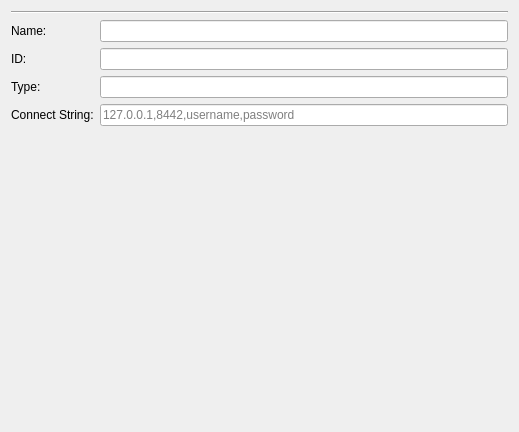
Above: src/gui/widgets/transportdetails.ui from Open-Transactions/Moneychanger before the change. Below: the same form after it.
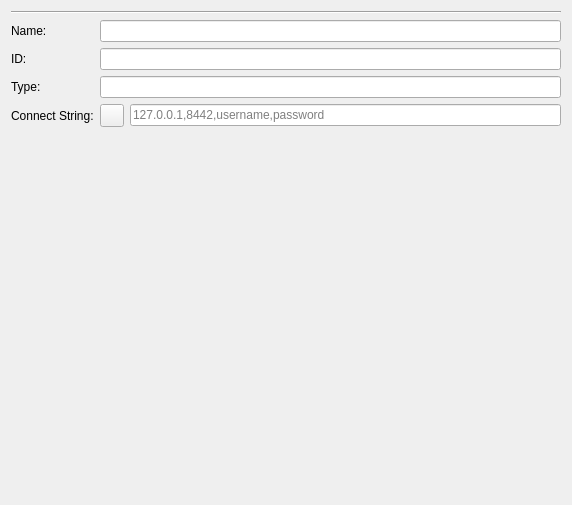
That is the form after the change. Icons and pictures are not drawn. Custom widgets are drawn as their Qt base class.

The edit to the form file:
```diff
--- a/src/gui/widgets/transportdetails.ui
+++ b/src/gui/widgets/transportdetails.ui
@@ -6,8 +6,8 @@
    <rect>
     <x>0</x>
     <y>0</y>
-    <width>519</width>
-    <height>432</height>
+    <width>572</width>
+    <height>505</height>
    </rect>
   </property>
   <property name="windowTitle">
@@ -36,45 +36,7 @@
        </property>
       </widget>
      </item>
-     <item row="5" column="0">
-      <widget class="QLabel" name="labelConnect">
-       <property name="text">
-        <string>Connect String:</string>
-       </property>
-      </widget>
-     </item>
-     <item row="3" column="0">
-      <widget class="QLabel" name="labelType">
-       <property name="text">
-        <string>Type:</string>
-       </property>
-      </widget>
-     </item>
-     <item row="2" column="0">
-      <widget class="QLabel" name="labelID">
-       <property name="text">
-        <string>ID:</string>
-       </property>
-      </widget>
-     </item>
-     <item row="5" column="1">
-      <widget class="QLineEdit" name="lineEditConnect">
-       <property name="readOnly">
-        <bool>false</bool>
-       </property>
-       <property name="placeholderText">
-        <string>127.0.0.1,8442,username,password</string>
-       </property>
-      </widget>
-     </item>
-     <item row="2" column="1">
-      <widget class="QLineEdit" name="lineEditID">
-       <property name="readOnly">
-        <bool>true</bool>
-       </property>
-      </widget>
-     </item>
-     <item row="0" column="1">
+     <item row="0" column="1" colspan="2">
       <widget class="QLineEdit" name="lineEditName">
        <property name="sizePolicy">
         <sizepolicy hsizetype="Expanding" vsizetype="Maximum">
@@ -90,13 +52,65 @@
        </property>
       </widget>
      </item>
-     <item row="3" column="1">
+     <item row="1" column="0">
+      <widget class="QLabel" name="labelID">
+       <property name="text">
+        <string>ID:</string>
+       </property>
+      </widget>
+     </item>
+     <item row="1" column="1" colspan="2">
+      <widget class="QLineEdit" name="lineEditID">
+       <property name="readOnly">
+        <bool>true</bool>
+       </property>
+      </widget>
+     </item>
+     <item row="2" column="0">
+      <widget class="QLabel" name="labelType">
+       <property name="text">
+        <string>Type:</string>
+       </property>
+      </widget>
+     </item>
+     <item row="2" column="1" colspan="2">
       <widget class="QLineEdit" name="lineEditType">
        <property name="readOnly">
         <bool>true</bool>
        </property>
       </widget>
      </item>
+     <item row="3" column="0">
+      <widget class="QLabel" name="labelConnect">
+       <property name="text">
+        <string>Connect String:</string>
+       </property>
+      </widget>
+     </item>
+     <item row="3" column="1">
+      <widget class="QToolButton" name="toolButton">
+       <property name="toolTip">
+        <string>&lt;html&gt;&lt;head/&gt;&lt;body&gt;&lt;p&gt;For your protection, this connect string is encrypted before storage.&lt;/p&gt;&lt;/body&gt;&lt;/html&gt;</string>
+       </property>
+       <property name="text">
+        <string/>
+       </property>
+       <property name="icon">
+        <iconset resource="../resource.qrc">
+         <normaloff>:/icons/icons/lock.png</normaloff>:/icons/icons/lock.png</iconset>
+       </property>
+      </widget>
+     </item>
+     <item row="3" column="2">
+      <widget class="QLineEdit" name="lineEditConnect">
+       <property name="readOnly">
+        <bool>false</bool>
+       </property>
+       <property name="placeholderText">
+        <string>127.0.0.1,8442,username,password</string>
+       </property>
+      </widget>
+     </item>
     </layout>
    </item>
    <item>
```
Left out of the diff: 4 changed lines with no effect on the pictures.
